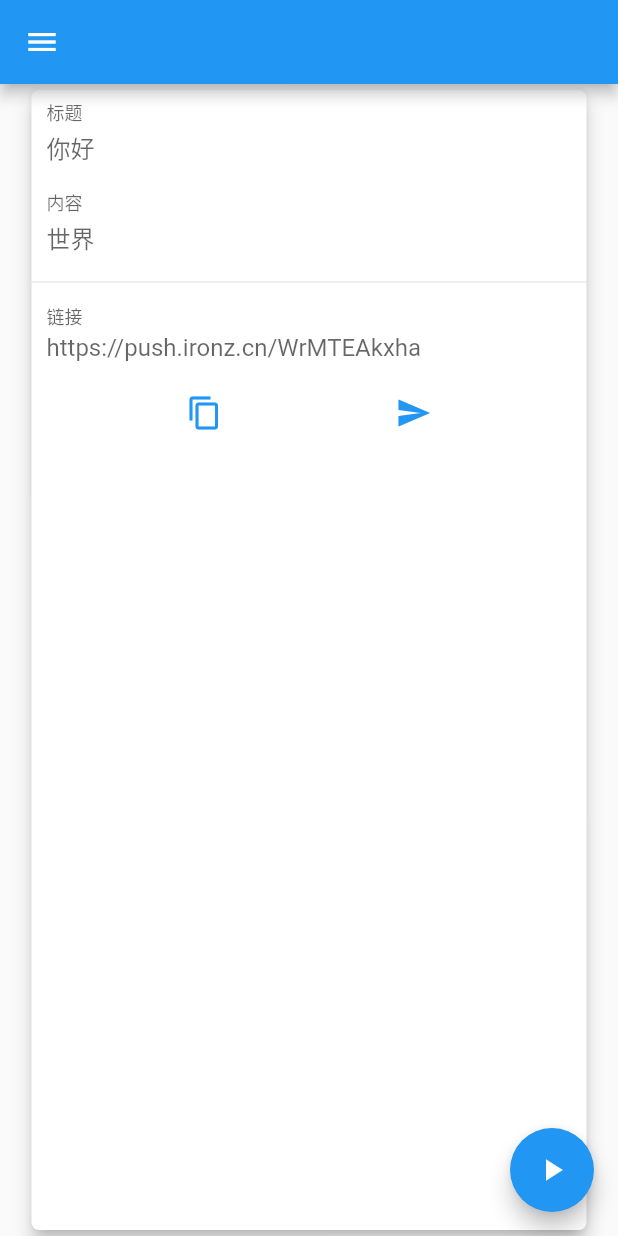
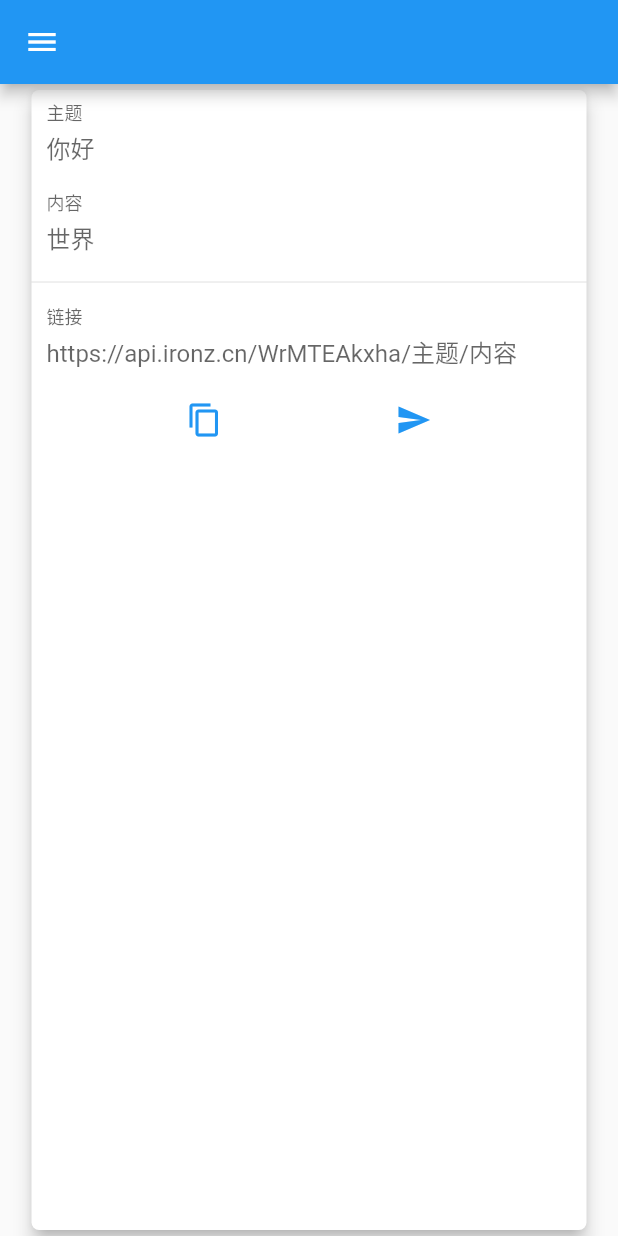
Before and after one commit to fyved24/yell, a Flutter app: the screen it shows after launch, after a tap on the "send" icon, on a phone screen of 412 x 824 dp. Run offline on Flutter 3.47's test engine with Material 2 defaults, Android fonts, the phone set to English and light mode, and no system bars; our stand-ins replace fluttertoast, get, get_storage, logger, random_string; missing offline and left inert: xiao_mi_push_plugin.

Commit message:
初步完成

```diff
--- a/lib/home/controller.dart
+++ b/lib/home/controller.dart
@@ -1,3 +1,6 @@
+import 'dart:convert';
+
+import 'package:flutter/cupertino.dart';
 import 'package:get/get.dart';
 import 'package:get_storage/get_storage.dart';
 import 'package:logger/logger.dart';
@@ -9,6 +12,8 @@ import 'index.dart';
 
 class HomeController extends GetxController {
   final logger = Logger();
+  var topicController = TextEditingController();
+  var contentController = TextEditingController();
 
   HomeController();
 
@@ -34,13 +39,13 @@ class HomeController extends GetxController {
   /// You can use it to initialize something for the controller.
   @override
   void onInit() async {
-    List? storedTodos = GetStorage().read<List>('messages');
-    if (storedTodos != null) {
-      state.messages = storedTodos.map((e) => Message.fromJson(e)).toList().obs;
+    List? storedMessages = GetStorage().read<List>('messages');
+    if (storedMessages != null) {
+      state.messages = storedMessages.map((e) => Message.fromJson(e)).toList().obs;
     }
     ever(state.messages, (value) {
-      print('stored');
-      GetStorage().write('todos', state.messages.toList());
+      logger.i('stored messages length: ${state.messages.length}');
+      GetStorage().write('messages', state.messages.toList());
     });
     super.onInit();
 
@@ -75,13 +80,13 @@ class HomeController extends GetxController {
         });
         if (storedAlias == null) {
           storedAlias = randomAlpha(10);
-          state.alias = storedAlias;
-          logger.d('Alias: ' + state.alias);
-          GetStorage().write('alias', storedAlias);
-          logger.v("set alias");
-          XiaoMiPushPlugin.setAlias(
-              alias: state.alias, category: "normal_channel");
         }
+        state.alias = storedAlias;
+        logger.d('Alias: ' + state.alias);
+        GetStorage().write('alias', storedAlias);
+        logger.v("set alias");
+        XiaoMiPushPlugin.setAlias(
+            alias: state.alias, category: "normal_channel");
       });
     } else {
       logger.i("loaded data from storage");
@@ -116,6 +121,24 @@ class HomeController extends GetxController {
 
   /// 小米推送监听器
   onXiaoMiPushListener(type, params) {
-    logger.i(params.toString());
+    logger.i("${jsonEncode(params)}");
+    logger.i("${params.title}");
+    logger.i("${params.description}");
+    state.messages
+        .insert(0, Message(topic: params.title, content: params.description));
+  }
+
+  initTextController() {
+    // topicController.text = "主题";
+    // contentController.text = "内容";
+
+    topicController.addListener(() {
+      state.topic = topicController.text.trim();
+      print(state.topic);
+    });
+    contentController.addListener(() {
+      state.content = contentController.text.trim();
+      print(state.content);
+    });
   }
 }
--- a/lib/home/state.dart
+++ b/lib/home/state.dart
@@ -5,38 +5,47 @@ import 'package:yell/home/widgets/message.dart';
 class HomeState {
   HomeState() {
     ever(_regId, (value) {
-      print('stored');
+      print('stored regId');
       if (value != null && value != "") {
         GetStorage().write('regId', _regId.toString());
       }
     });
     ever(_alias, (value) {
-      print('stored');
+      print('stored alias');
       if (value != null && value != "") {
         GetStorage().write('alias', _alias.toString());
       }
     });
   }
-
+  var url = "https://api.ironz.cn";
   // title
   final _title = "".obs;
+  var _regId = "".obs;
+
+  var _alias = "".obs;
+  var _topic = "主题".obs;
+  var _content = "内容".obs;
 
   set title(value) => this._title.value = value;
 
   get title => this._title.value;
 
-  var _regId = "".obs;
-
   set regId(value) => this._regId.value = value;
 
   get regId => this._regId.value;
-
-  var _alias = "".obs;
 
   set alias(value) => this._alias.value = value;
 
   get alias => this._alias.value;
 
-  var messages = <Message>[Message(title: "t1", content: "a1"),
-    Message(title: "t2", content: "a2"),].obs;
+  set topic(value) => this._topic.value = value;
+
+  get topic => this._topic.value;
+
+  set content(value) => this._content.value = value;
+
+  get content => this._content.value;
+
+  var messages = <Message>[
+  ].obs;
 }
--- a/lib/home/view.dart
+++ b/lib/home/view.dart
@@ -17,18 +17,11 @@ class HomePage extends GetView<HomeController> {
   @override
   Widget build(BuildContext context) {
     Get.put(HomeController());
+
     return Scaffold(
       appBar: AppBar(title: Text(controller.state.title)),
       body: _buildView(),
       drawer: HistoryListWidget(),
-      floatingActionButton: FloatingActionButton(
-        onPressed: () async {
-          // Get.snackbar("alias", controller.state.alias);
-          print(controller.state.regId);
-          print(controller.state.alias);
-        },
-        child: Icon(Icons.play_arrow),
-      ),
     );
   }
 }
--- a/lib/home/widgets/history_list.dart
+++ b/lib/home/widgets/history_list.dart
@@ -8,12 +8,13 @@ class HistoryListWidget extends GetView<HomeController> {
     return Container(
       width: 230,
       child: Drawer(
-        child: ListView(
+        child: Column(
           // Important: Remove any padding from the ListView.
-          padding: EdgeInsets.zero,
+          // padding: EdgeInsets.zero,
           children: [
             Container(
               height: 200.0,
+              width: double.infinity,
               child: DrawerHeader(
                 decoration: BoxDecoration(
                   color: Colors.blue,
@@ -26,21 +27,24 @@ class HistoryListWidget extends GetView<HomeController> {
                         ))),
               ),
             ),
-            Container(
-                height: double.maxFinite,
+            Expanded(
+                flex: 1,
+                child: Scrollbar(
                   child: Obx(() {
                     return ListView.separated(
+                      shrinkWrap: true,
                       itemCount: controller.state.messages.length,
                       separatorBuilder: (_, __) => Divider(),
                       itemBuilder: (BuildContext context, int index) {
                         return ListTile(
-                          title: Text('${controller.state.messages[index].title}'),
+                            title: Text('${controller.state.messages[index].topic}'),
                             subtitle: Text('${controller.state.messages[index].content}'),
                             trailing: Icon(Icons.copy),
                             onTap: () {});
                       },
                     );
-                })),
+                  }),
+                )),
           ],
         ),
       ),
--- a/lib/home/widgets/message.dart
+++ b/lib/home/widgets/message.dart
@@ -1,11 +1,11 @@
 class Message {
-  final String title;
+  final String topic;
   final String content;
 
-  Message({required this.title, required this.content});
+  Message({required this.topic, required this.content});
 
   factory Message.fromJson(Map<String, dynamic> json) =>
-      Message(title: json['title'], content: json['content']);
+      Message(topic: json['title'], content: json['content']);
 
-  Map<String, dynamic> toJson() => {'title': title, 'content': content};
+  Map<String, dynamic> toJson() => {'title': topic, 'content': content};
 }
--- a/lib/home/widgets/notify_channel.dart
+++ b/lib/home/widgets/notify_channel.dart
@@ -18,6 +18,7 @@ class NotifyChannelWidget extends GetView<HomeController> {
   Widget build(BuildContext context) {
     var url = "https://push.ironz.cn/${controller.state.alias}";
     var log = Logger();
+    controller.initTextController();
     return Center(
       child: Card(
         elevation: 5.0, //设置阴影
@@ -30,8 +31,9 @@ class NotifyChannelWidget extends GetView<HomeController> {
             children: [
               TextField(
                 autofocus: false,
+                controller: controller.topicController,
                 decoration: InputDecoration(
-                    labelText: "标题",
+                    labelText: "主题",
                     hintText: title,
                     border: InputBorder.none,
                     contentPadding: EdgeInsets.all(10.0),
@@ -39,6 +41,7 @@ class NotifyChannelWidget extends GetView<HomeController> {
               ),
               TextField(
                 autofocus: false,
+                controller: controller.contentController,
                 decoration: InputDecoration(
                     labelText: "内容",
                     hintText: content,
@@ -54,8 +57,8 @@ class NotifyChannelWidget extends GetView<HomeController> {
                         border: InputBorder.none,
                         contentPadding: EdgeInsets.all(10.0),
                         labelText: "链接",
-                        hintText: "https://push.ironz.cn/${controller.state
-                            .alias}",
+                        hintText:
+                            "${controller.state.url}/${controller.state.alias}/${controller.state.topic}/${controller.state.content}",
                         floatingLabelBehavior: FloatingLabelBehavior.always));
               }),
               Row(mainAxisAlignment: MainAxisAlignment.spaceEvenly, children: [
@@ -63,6 +66,7 @@ class NotifyChannelWidget extends GetView<HomeController> {
                   icon: Icon(Icons.copy),
                   color: Colors.blue,
                   onPressed: () {
+                    var url = "${controller.state.url}/${controller.state.alias}/${controller.state.topic}/${controller.state.content}";
                     Clipboard.setData(ClipboardData(text: url));
                     Fluttertoast.showToast(
                         msg: "$url copied to clipboard",
@@ -79,7 +83,8 @@ class NotifyChannelWidget extends GetView<HomeController> {
                   icon: Icon(Icons.send),
                   color: Colors.blue,
                   onPressed: () {
-                    const url = "https://flutter.io";
+                    var url =
+                        "${controller.state.url}/${controller.state.alias}/${controller.state.topic}/${controller.state.content}";
                     launchURL(url);
                     log.i("send");
                   },
```
Lines whose indentation alone changed are shown as unchanged.
